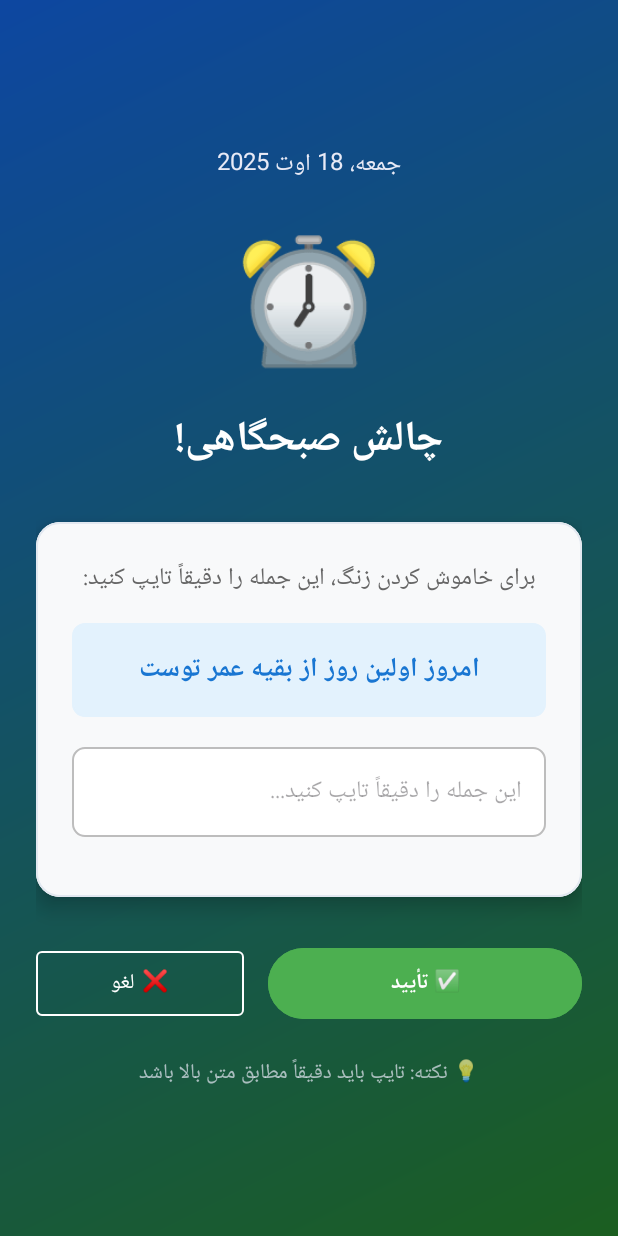
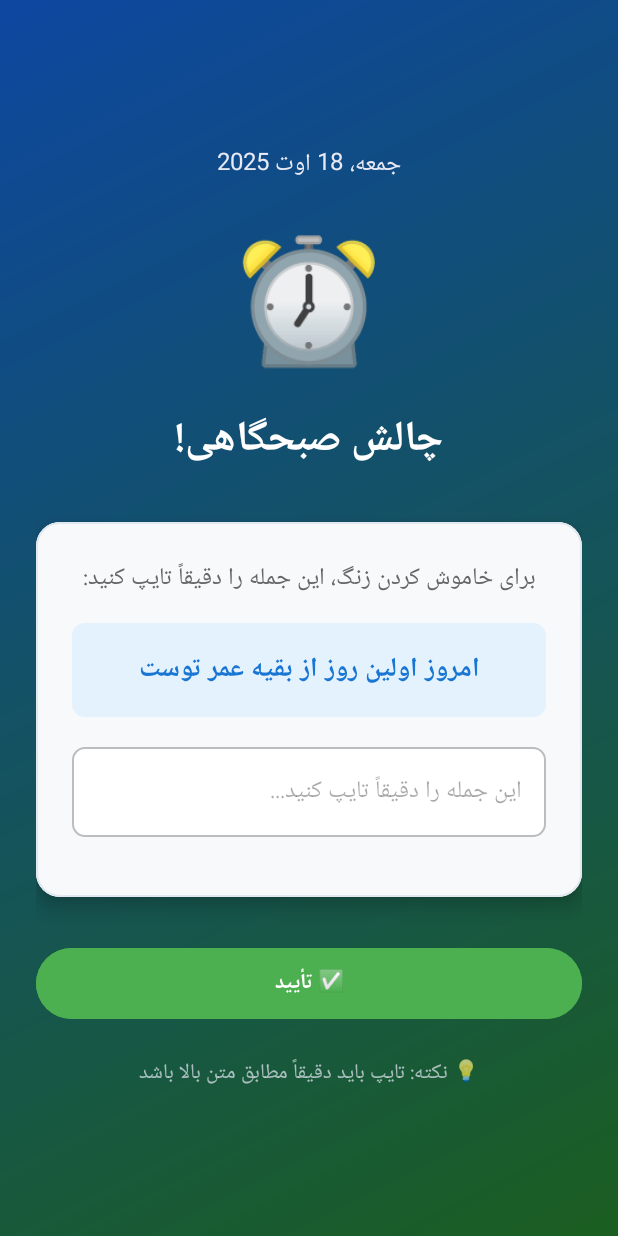
Before and after one commit to Ali-xra/power-task-manager, an Android app: the layout activity_alarm.xml on its own in the app's theme, with its tools: preview values and no code run, on a phone screen of 412 x 824 dp. Run offline under Robolectric (Android 15) with nearby library versions, the phone set to English and light mode, and no system bars.

Commit message:
Remove Dangerous Alarm Buttons - Prevent Accidental Alarm Disabling
Enhanced alarm interface safety to prevent accidental permanent alarm disabling:

**Problem Solved:**
- Users accidentally press permanent disable buttons when half-asleep
- This disables alarms for entire week instead of just current alarm
- Creates dangerous UX for drowsy users

**Key Safety Improvements:**

**AlarmActivity.kt:**
- Hidden cancel button that could permanently disable alarms
- Removed showCancelWarning() method (no longer needed)
- Only safe typing challenge remains for alarm dismissal

**AlarmReceiver.kt:**
- Removed dangerous "خاموش کردن" (Dismiss) action from notification
- Updated notification text to be clearer about challenge requirement
- Changed title to "زنگ صبحگاهی - چالش تایپ" for clarity
- Users can only dismiss through typing challenge, not accidental button press

**activity_alarm.xml:**
- Commented out cancel button in layout
- Made submit button full width for better accessibility
- Removed margin/weight adjustments for single button layout

**Safety Results:**
- No more permanent alarm disable buttons during alarm
- Only challenge completion can stop current alarm
- Alarm schedule remains intact even with accidental touches
- Half-asleep users cannot accidentally disable weekly alarms
- Clear notification instructions guide users properly

**User Experience:**
- Simpler, safer interface when alarm is ringing
- Only one safe action: complete the typing challenge
- Permanent alarm settings only accessible in settings when awake

This prevents the dangerous scenario where drowsy users accidentally disable their entire alarm schedule.

🤖 Generated with [Claude Code](https://claude.ai/code)

Co-Authored-By: Claude <noreply@anthropic.com>

```diff
--- a/app/src/main/res/layout/activity_alarm.xml
+++ b/app/src/main/res/layout/activity_alarm.xml
@@ -111,6 +111,8 @@
         android:layout_height="wrap_content"
         android:orientation="horizontal">
 
+        <!-- حذف شده: دکمه لغو برای جلوگیری از خاموش کردن تصادفی آلارم -->
+        <!--
         <Button
             android:id="@+id/cancelButton"
             style="@style/Widget.MaterialComponents.Button.OutlinedButton"
@@ -121,13 +123,14 @@
             android:text="@string/cancel_alarm_action"
             android:textColor="#FFFFFF"
             app:strokeColor="#FFFFFF" />
+        -->
 
         <Button
             android:id="@+id/submitButton"
-            android:layout_width="0dp"
+            android:layout_width="match_parent"
             android:layout_height="55dp"
-            android:layout_marginStart="8dp"
-            android:layout_weight="1.5"
+            android:layout_marginStart="0dp"
+            android:layout_weight="1"
             android:backgroundTint="#4CAF50"
             android:text="@string/confirm_alarm_action"
             android:textColor="#FFFFFF"
```
Also changed, not shown: app/src/main/java/com/Alixra/power/receiver/AlarmReceiver.kt (+5 -16 lines), app/src/main/java/com/Alixra/power/ui/AlarmActivity.kt (+4 -8 lines).
